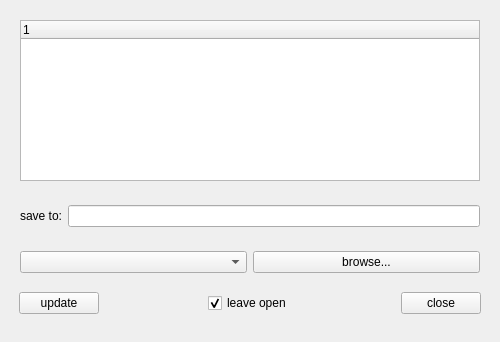
This is code/display/implement/QtViewer/QtExportManager.ui in radio-astro/casa as Qt 5 draws it before an edit. The edited form follows.
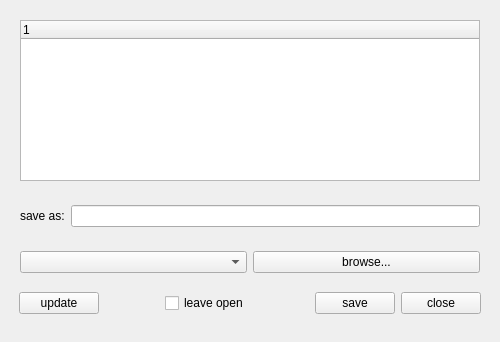
This is the edited form.

Commit message: New Development: No             JIRA Issue: CAS-3592         Ready for Test: Yes      Interface Changes: No What Interface Changed:          Test Programs: Interactive testing   Put in Release Notes: No              Module(s): viewer            Description: save-button added to the export GUI.

The edit to the form file:
```diff
--- a/code/display/implement/QtViewer/QtExportManager.ui
+++ b/code/display/implement/QtViewer/QtExportManager.ui
@@ -75,7 +75,7 @@
       <item>
        <widget class="QLabel" name="dirLabel_">
         <property name="text">
-         <string>save to:</string>
+         <string>save as:</string>
         </property>
        </widget>
       </item>
@@ -159,11 +159,14 @@
       </item>
       <item>
        <widget class="QCheckBox" name="leaveOpen_">
+        <property name="enabled">
+         <bool>true</bool>
+        </property>
         <property name="text">
          <string>leave open</string>
         </property>
         <property name="checked">
-         <bool>true</bool>
+         <bool>false</bool>
         </property>
        </widget>
       </item>
@@ -180,6 +183,13 @@
         </property>
        </spacer>
       </item>
+      <item>
+       <widget class="QPushButton" name="saveButton_">
+        <property name="text">
+         <string>save</string>
+        </property>
+       </widget>
+      </item>
       <item>
        <widget class="QPushButton" name="cancelButton_">
         <property name="text">
```
The commit also changes 2 other files.
